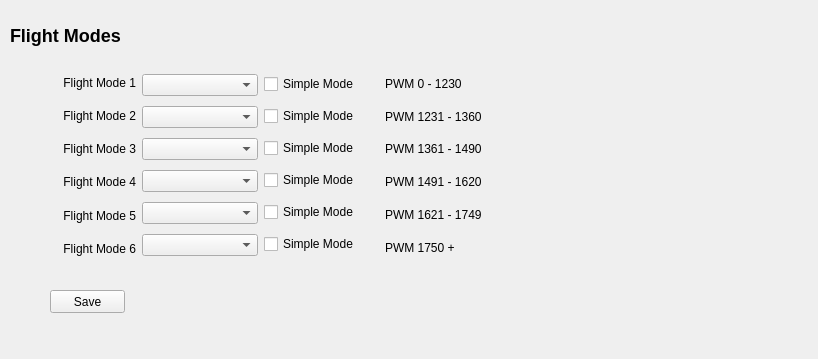
First picture: the form in src/ui/configuration/FlightModeConfig.ui, repository ArduPilot/apm_planner, before the edit.
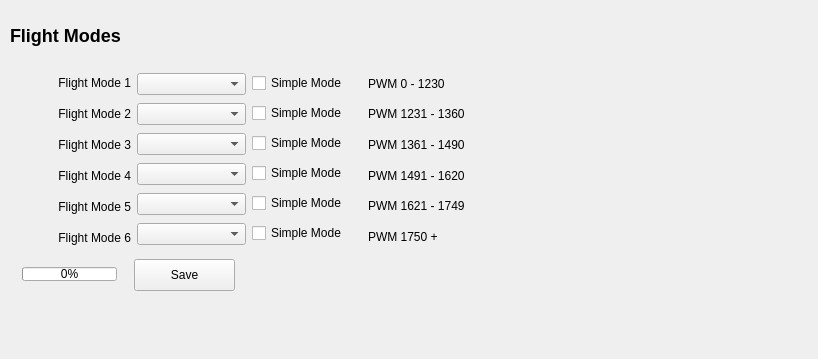
Second picture: the form after the edit.

Commit message: Added Progress Bar to flight mode updates

```diff
--- a/src/ui/configuration/FlightModeConfig.ui
+++ b/src/ui/configuration/FlightModeConfig.ui
@@ -32,10 +32,10 @@
   <widget class="QWidget" name="horizontalLayoutWidget">
    <property name="geometry">
     <rect>
-     <x>20</x>
-     <y>70</y>
-     <width>481</width>
-     <height>191</height>
+     <x>21</x>
+     <y>71</y>
+     <width>456</width>
+     <height>178</height>
     </rect>
    </property>
    <layout class="QHBoxLayout" name="horizontalLayout">
@@ -245,14 +245,57 @@
     </item>
    </layout>
   </widget>
+  <widget class="QProgressBar" name="progressBar">
+   <property name="enabled">
+    <bool>true</bool>
+   </property>
+   <property name="geometry">
+    <rect>
+     <x>22</x>
+     <y>267</y>
+     <width>95</width>
+     <height>14</height>
+    </rect>
+   </property>
+   <property name="minimumSize">
+    <size>
+     <width>0</width>
+     <height>14</height>
+    </size>
+   </property>
+   <property name="maximumSize">
+    <size>
+     <width>16777215</width>
+     <height>14</height>
+    </size>
+   </property>
+   <property name="minimum">
+    <number>0</number>
+   </property>
+   <property name="maximum">
+    <number>6</number>
+   </property>
+   <property name="value">
+    <number>0</number>
+   </property>
+   <property name="format">
+    <string>%p%</string>
+   </property>
+  </widget>
   <widget class="QPushButton" name="savePushButton">
    <property name="geometry">
     <rect>
-     <x>50</x>
-     <y>290</y>
-     <width>75</width>
+     <x>134</x>
+     <y>259</y>
+     <width>101</width>
+     <height>32</height>
+    </rect>
+   </property>
+   <property name="minimumSize">
+    <size>
+     <width>0</width>
      <height>23</height>
-    </rect>
+    </size>
    </property>
    <property name="text">
     <string>Save</string>
```
The commit also changes 2 other files.
